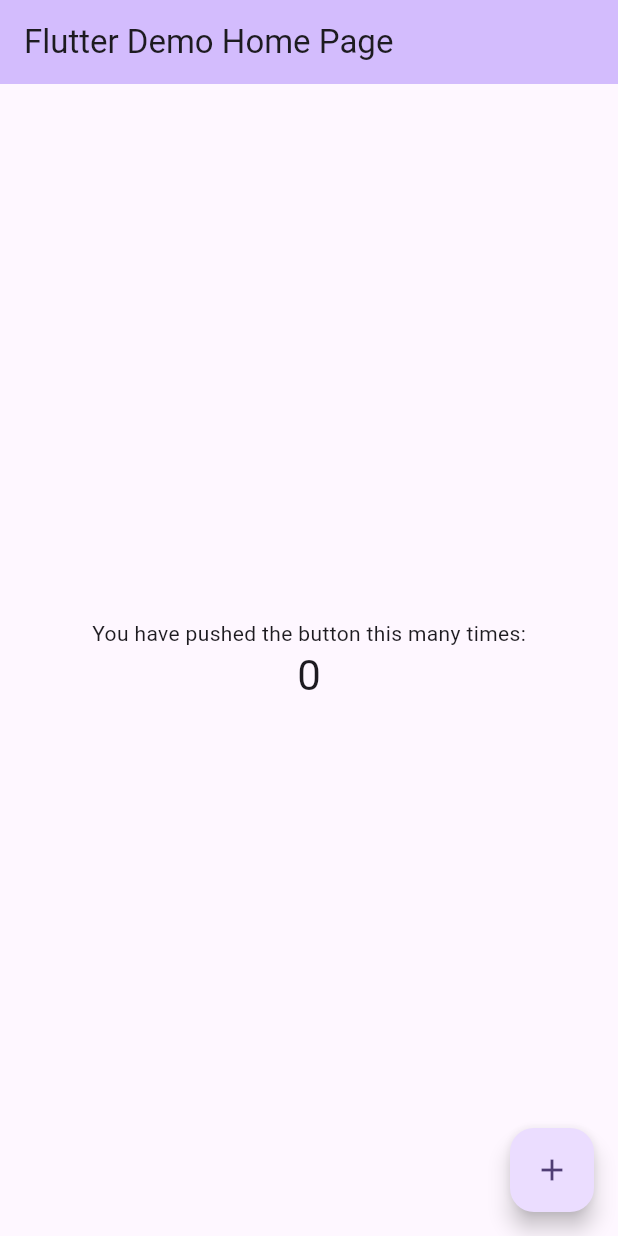
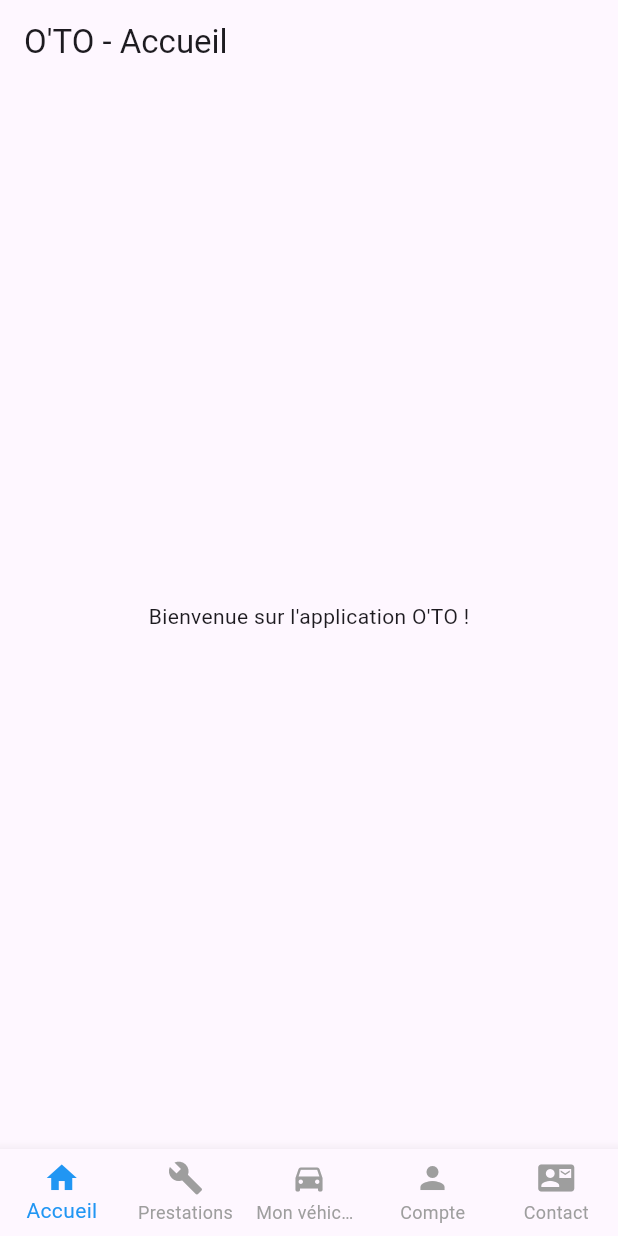
Before and after one commit to yamdev07/OTO-s, a Flutter app: the screen it shows after launch, on a phone screen of 412 x 824 dp. Run offline on Flutter 3.47's test engine with Material 3 defaults, Android fonts, the phone set to English and light mode, and no system bars.

Commit message:
ajout de LA BARRE de nav

```diff
--- a/lib/main.dart
+++ b/lib/main.dart
@@ -1,125 +1,64 @@
 import 'package:flutter/material.dart';
+import 'screens/home_screen.dart';
+import 'screens/prestations_screen.dart';
+import 'screens/vehicule_screen.dart';
+import 'screens/compte_screen.dart';
+import 'screens/contact_screen.dart';
 
 void main() {
-  runApp(const MyApp());
+  runApp(const OtoApp());
 }
 
-class MyApp extends StatelessWidget {
-  const MyApp({super.key});
+class OtoApp extends StatelessWidget {
+  const OtoApp({super.key});
 
-  // This widget is the root of your application.
   @override
   Widget build(BuildContext context) {
     return MaterialApp(
-      title: 'Flutter Demo',
-      theme: ThemeData(
-        // This is the theme of your application.
-        //
-        // TRY THIS: Try running your application with "flutter run". You'll see
-        // the application has a purple toolbar. Then, without quitting the app,
-        // try changing the seedColor in the colorScheme below to Colors.green
-        // and then invoke "hot reload" (save your changes or press the "hot
-        // reload" button in a Flutter-supported IDE, or press "r" if you used
-        // the command line to start the app).
-        //
-        // Notice that the counter didn't reset back to zero; the application
-        // state is not lost during the reload. To reset the state, use hot
-        // restart instead.
-        //
-        // This works for code too, not just values: Most code changes can be
-        // tested with just a hot reload.
-        colorScheme: ColorScheme.fromSeed(seedColor: Colors.deepPurple),
-        useMaterial3: true,
-      ),
-      home: const MyHomePage(title: 'Flutter Demo Home Page'),
+      title: 'O\'TO Service',
+      theme: ThemeData(primarySwatch: Colors.blue),
+      home: const NavigationScreen(),
+      debugShowCheckedModeBanner: false,
     );
   }
 }
 
-class MyHomePage extends StatefulWidget {
-  const MyHomePage({super.key, required this.title});
-
-  // This widget is the home page of your application. It is stateful, meaning
-  // that it has a State object (defined below) that contains fields that affect
-  // how it looks.
-
-  // This class is the configuration for the state. It holds the values (in this
-  // case the title) provided by the parent (in this case the App widget) and
-  // used by the build method of the State. Fields in a Widget subclass are
-  // always marked "final".
-
-  final String title;
+class NavigationScreen extends StatefulWidget {
+  const NavigationScreen({super.key});
 
   @override
-  State<MyHomePage> createState() => _MyHomePageState();
+  State<NavigationScreen> createState() => _NavigationScreenState();
 }
 
-class _MyHomePageState extends State<MyHomePage> {
-  int _counter = 0;
+class _NavigationScreenState extends State<NavigationScreen> {
+  int _currentIndex = 0;
 
-  void _incrementCounter() {
-    setState(() {
-      // This call to setState tells the Flutter framework that something has
-      // changed in this State, which causes it to rerun the build method below
-      // so that the display can reflect the updated values. If we changed
-      // _counter without calling setState(), then the build method would not be
-      // called again, and so nothing would appear to happen.
-      _counter++;
-    });
-  }
+  final List<Widget> _pages = [
+    const HomeScreen(),
+    const PrestationsScreen(),
+    const VehiculeScreen(),
+    const CompteScreen(),
+    const ContactScreen(),
+  ];
 
   @override
   Widget build(BuildContext context) {
-    // This method is rerun every time setState is called, for instance as done
-    // by the _incrementCounter method above.
-    //
-    // The Flutter framework has been optimized to make rerunning build methods
-    // fast, so that you can just rebuild anything that needs updating rather
-    // than having to individually change instances of widgets.
     return Scaffold(
-      appBar: AppBar(
-        // TRY THIS: Try changing the color here to a specific color (to
-        // Colors.amber, perhaps?) and trigger a hot reload to see the AppBar
-        // change color while the other colors stay the same.
-        backgroundColor: Theme.of(context).colorScheme.inversePrimary,
-        // Here we take the value from the MyHomePage object that was created by
-        // the App.build method, and use it to set our appbar title.
-        title: Text(widget.title),
+      body: _pages[_currentIndex],
+      bottomNavigationBar: BottomNavigationBar(
+        currentIndex: _currentIndex,
+        onTap: (index) => setState(() => _currentIndex = index),
+        type: BottomNavigationBarType.fixed,
+        selectedItemColor: Colors.blue,
+        unselectedItemColor: Colors.grey,
+        items: const [
+          BottomNavigationBarItem(icon: Icon(Icons.home), label: 'Accueil'),
+          BottomNavigationBarItem(icon: Icon(Icons.build), label: 'Prestations'),
+          BottomNavigationBarItem(icon: Icon(Icons.directions_car), label: 'Mon véhicule'),
+          BottomNavigationBarItem(icon: Icon(Icons.person), label: 'Compte'),
+          BottomNavigationBarItem(icon: Icon(Icons.contact_mail), label: 'Contact'),
+        ],
       ),
-      body: Center(
-        // Center is a layout widget. It takes a single child and positions it
-        // in the middle of the parent.
-        child: Column(
-          // Column is also a layout widget. It takes a list of children and
-          // arranges them vertically. By default, it sizes itself to fit its
-          // children horizontally, and tries to be as tall as its parent.
-          //
-          // Column has various properties to control how it sizes itself and
-          // how it positions its children. Here we use mainAxisAlignment to
-          // center the children vertically; the main axis here is the vertical
-          // axis because Columns are vertical (the cross axis would be
-          // horizontal).
-          //
-          // TRY THIS: Invoke "debug painting" (choose the "Toggle Debug Paint"
-          // action in the IDE, or press "p" in the console), to see the
-          // wireframe for each widget.
-          mainAxisAlignment: MainAxisAlignment.center,
-          children: <Widget>[
-            const Text(
-              'You have pushed the button this many times:',
-            ),
-            Text(
-              '$_counter',
-              style: Theme.of(context).textTheme.headlineMedium,
-            ),
-          ],
-        ),
-      ),
-      floatingActionButton: FloatingActionButton(
-        onPressed: _incrementCounter,
-        tooltip: 'Increment',
-        child: const Icon(Icons.add),
-      ), // This trailing comma makes auto-formatting nicer for build methods.
     );
   }
 }
--- /dev/null
+++ b/lib/screens/home_screen.dart
@@ -0,0 +1,13 @@
+import 'package:flutter/material.dart';
+
+class HomeScreen extends StatelessWidget {
+  const HomeScreen({super.key});
+
+  @override
+  Widget build(BuildContext context) {
+    return Scaffold(
+      appBar: AppBar(title: const Text("O'TO - Accueil")),
+      body: const Center(child: Text("Bienvenue sur l'application O'TO !")),
+    );
+  }
+}
--- /dev/null
+++ b/lib/screens/vehicule_screen.dart
@@ -0,0 +1,13 @@
+import 'package:flutter/material.dart';
+
+class VehiculeScreen extends StatelessWidget {
+  const VehiculeScreen({super.key});
+
+  @override
+  Widget build(BuildContext context) {
+    return Scaffold(
+      appBar: AppBar(title: const Text("Mon Véhicule")),
+      body: const Center(child: Text("Infos de mon véhicule")),
+    );
+  }
+}
```
Also changed, not shown: lib/data/prestation_data.dart (added, +19 -0 lines), lib/models/prestation.dart (added, +11 -0 lines), lib/screens/compte_screen.dart (added, +13 -0 lines), lib/screens/contact_screen.dart (added, +13 -0 lines), lib/screens/prestations_screen.dart (added, +13 -0 lines), 1 other file.
